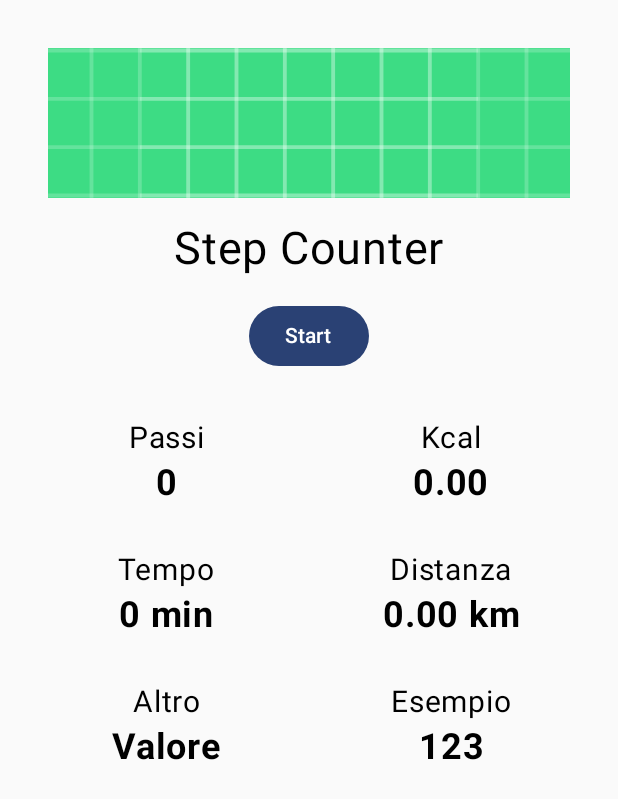
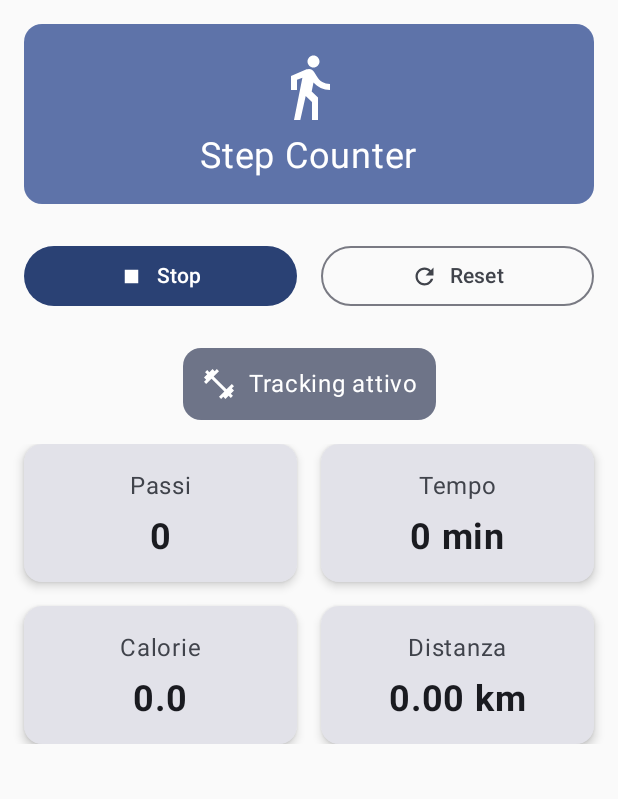
Before and after one commit to FabboCassa/StepCounter, an Android app built with Jetpack Compose: the screen it shows after launch (MainActivity), after a tap on "Start", on a phone screen of 412 x 824 dp. Shown: the top 799 px of the screen. Run offline under Robolectric (Android 15) with nearby library versions, the phone set to English and light mode, and no system bars.

Commit message:
Try new implementation, not working

```diff
--- a/app/build.gradle.kts
+++ b/app/build.gradle.kts
@@ -56,6 +56,7 @@ dependencies {
     androidTestImplementation(libs.androidx.ui.test.junit4)
     debugImplementation(libs.androidx.ui.tooling)
     debugImplementation(libs.androidx.ui.test.manifest)
+    implementation(libs.androidx.material.icons.extended)
 
 
 }
--- a/app/src/main/java/com/app/stepcounter/MainActivity.kt
+++ b/app/src/main/java/com/app/stepcounter/MainActivity.kt
@@ -45,34 +45,53 @@ import androidx.compose.ui.text.font.FontWeight
 import androidx.compose.ui.tooling.preview.Preview
 import androidx.compose.ui.unit.dp
 import androidx.compose.ui.unit.sp
+import androidx.core.content.ContextCompat
 import androidx.core.content.ContextCompat.checkSelfPermission
 import androidx.core.content.res.ResourcesCompat
-import com.app.stepcounter.com.app.stepcounter.StepService
+import com.app.stepcounter.data.local.StepPreferences
+import com.app.stepcounter.data.service.StepService
+import com.app.stepcounter.presentation.ui.home.StepHomeScreen
+import com.app.stepcounter.presentation.viewmodel.StepCountViewModel
 import com.app.stepcounter.ui.theme.StepCounterTheme
 import java.math.BigDecimal
 import java.math.RoundingMode
-import kotlin.concurrent.timer
-import kotlin.math.round
-
+import kotlin.getValue
 
 class MainActivity : ComponentActivity() {
 
     private val viewModel: StepCountViewModel by viewModels()
+
+    // Istanza globale per il service
+    private lateinit var stepPreferences: StepPreferences
 
     override fun onCreate(savedInstanceState: Bundle?) {
         super.onCreate(savedInstanceState)
         enableEdgeToEdge()
         requestPermissionsIfNeeded()
 
+        stepPreferences = StepPreferences(this)
+
         setContent {
-            val stepCount by viewModel.steps.collectAsState()
-            val timeInMinutes by viewModel.time.collectAsState() // Aggiungi questo
+            val stepData by viewModel.stepData.collectAsState()
+            val uiState by viewModel.uiState.collectAsState()
 
             StepCounterTheme {
                 StepHomeScreen(
-                    stepCount = stepCount,
-                    timeInMinutes = timeInMinutes, // Passa il tempo
-                    onStartClick = { startStepService() }
+                    stepData = stepData,
+                    uiState = uiState,
+                    onStartClick = {
+                        startStepService()
+                        viewModel.startTracking()
+                    },
+                    onStopClick = {
+                        stopStepService()
+                        viewModel.stopTracking()
+                    },
+                    onResetClick = {
+                        stopStepService()
+                        viewModel.resetData()
+                    },
+                    onErrorDismiss = { viewModel.clearError() }
                 )
             }
         }
@@ -87,11 +106,16 @@ class MainActivity : ComponentActivity() {
         }
     }
 
+    private fun stopStepService() {
+        val intent = Intent(this, StepService::class.java)
+        stopService(intent)
+    }
+
     private fun requestPermissionsIfNeeded() {
         if (Build.VERSION.SDK_INT >= Build.VERSION_CODES.Q) {
             val permissionsToRequest = mutableListOf<String>()
 
-            if (checkSelfPermission(
+            if (ContextCompat.checkSelfPermission(
                     this,
                     android.Manifest.permission.ACTIVITY_RECOGNITION
                 ) != PackageManager.PERMISSION_GRANTED
@@ -100,7 +124,7 @@ class MainActivity : ComponentActivity() {
             }
 
             if (Build.VERSION.SDK_INT >= Build.VERSION_CODES.UPSIDE_DOWN_CAKE) {
-                if (checkSelfPermission(
+                if (ContextCompat.checkSelfPermission(
                         this,
                         android.Manifest.permission.FOREGROUND_SERVICE_HEALTH
                     ) != PackageManager.PERMISSION_GRANTED
@@ -110,96 +134,8 @@ class MainActivity : ComponentActivity() {
             }
 
             if (permissionsToRequest.isNotEmpty()) {
-                requestPermissions(permissionsToRequest.toTypedArray(), 0)
+                requestPermissions(permissionsToRequest.toTypedArray(), 1001)
             }
         }
     }
 }
-
-
-@Composable
-fun StepHomeScreen(
-    stepCount: Int,
-    timeInMinutes: Int, // Aggiungi questo parametro
-    onStartClick: () -> Unit
-) {
-    val stepStats = listOf(
-        StepStat("Passi", "$stepCount"),
-        StepStat("Kcal", BigDecimal(stepCount*0.04).setScale(2, RoundingMode.HALF_EVEN).toString()),
-        StepStat("Tempo", "$timeInMinutes min"), // Usa il tempo reale
-        StepStat("Distanza", "${BigDecimal(stepCount*0.0008).setScale(2, RoundingMode.HALF_EVEN)} km"), // Calcolo più realistico
-        StepStat("Altro", "Valore"),
-        StepStat("Esempio", "123")
-    )
-
-    Column(
-        modifier = Modifier
-            .fillMaxSize()
-            .padding(16.dp)
-            .verticalScroll(rememberScrollState()),
-        horizontalAlignment = Alignment.CenterHorizontally
-    ) {
-        Card(
-            modifier = Modifier
-                .padding(16.dp)
-                .fillMaxWidth()
-                .height(100.dp),
-            shape = RectangleShape
-        ) {
-            Image(
-                painter = painterResource(R.drawable.ic_launcher_background),
-                contentDescription = "Step Counter",
-                contentScale = ContentScale.Crop,
-                modifier = Modifier.fillMaxSize()
-            )
-        }
-
-        Text(text = "Step Counter", fontSize = 30.sp)
-        Spacer(Modifier.height(16.dp))
-
-        Button(onClick = onStartClick) {
-            Text(text = "Start")
-        }
-
-        Spacer(Modifier.height(16.dp))
-
-        LazyVerticalGrid(
-            columns = GridCells.Fixed(2),
-            modifier = Modifier
-                .fillMaxWidth()
-                .heightIn(max = 400.dp),
-            contentPadding = PaddingValues(8.dp),
-            verticalArrangement = Arrangement.spacedBy(16.dp),
-            horizontalArrangement = Arrangement.spacedBy(16.dp)
-        ) {
-            items(stepStats) { stat ->
-                Column(
-                    modifier = Modifier
-                        .fillMaxWidth()
-                        .padding(8.dp),
-                    horizontalAlignment = Alignment.CenterHorizontally
-                ) {
-                    Text(stat.label, fontSize = 20.sp)
-                    Spacer(Modifier.height(4.dp))
-                    Text(stat.value, fontSize = 24.sp, fontWeight = FontWeight.Bold)
-                }
-            }
-        }
-    }
-}
-
-data class StepStat(val label: String, val value: String)
-
-
-
-@Preview(showBackground = true)
-@Composable
-fun StepHomeScreenPreview() {
-    StepCounterTheme {
-        StepHomeScreen(
-            stepCount = 100,
-            timeInMinutes = 3,
-            onStartClick = {
-            })
-    }
-}
--- a/app/src/main/java/com/app/stepcounter/StepCountViewModel.kt
+++ /dev/null
@@ -1,37 +0,0 @@
-
-package com.app.stepcounter
-
-import android.app.Application
-import android.content.Context
-import android.content.SharedPreferences
-import androidx.lifecycle.AndroidViewModel
-import kotlinx.coroutines.flow.MutableStateFlow
-import kotlinx.coroutines.flow.StateFlow
-
-class StepCountViewModel(application: Application) : AndroidViewModel(application) {
-
-    private val prefs = application.getSharedPreferences("prefs", Context.MODE_PRIVATE)
-
-    private val _steps = MutableStateFlow(prefs.getInt("steps", 0))
-    private val _time = MutableStateFlow(prefs.getInt("time", 0))
-    val steps: StateFlow<Int> = _steps
-    val time: StateFlow<Int> = _time
-
-    private val prefsListener = SharedPreferences.OnSharedPreferenceChangeListener { sp, key ->
-        if (key == "steps") {
-            _steps.value = sp.getInt(key, 0)
-        }
-        if (key == "time") {
-            _time.value = sp.getInt(key, 0)
-        }
-    }
-
-    init {
-        prefs.registerOnSharedPreferenceChangeListener(prefsListener)
-    }
-
-    override fun onCleared() {
-        super.onCleared()
-        prefs.unregisterOnSharedPreferenceChangeListener(prefsListener)
-    }
-}
--- /dev/null
+++ b/app/src/main/java/com/app/stepcounter/data/local/StepDatabase.kt
@@ -0,0 +1,4 @@
+package com.app.stepcounter.data.local
+
+class StepDatabase {
+}
--- /dev/null
+++ b/app/src/main/java/com/app/stepcounter/data/local/StepPreferences.kt
@@ -0,0 +1,65 @@
+package com.app.stepcounter.data.local
+
+import android.content.Context
+import android.content.SharedPreferences
+import com.app.stepcounter.domain.model.StepData
+import kotlinx.coroutines.flow.Flow
+import kotlinx.coroutines.flow.MutableStateFlow
+import kotlinx.coroutines.flow.asStateFlow
+
+class StepPreferences(context: Context) {
+    private val prefs = context.getSharedPreferences("step_prefs", Context.MODE_PRIVATE)
+
+    private val _stepData = MutableStateFlow(
+        StepData(
+            steps = prefs.getInt("steps", 0),
+            timeInMinutes = prefs.getInt("time", 0),
+            isTracking = prefs.getBoolean("is_tracking", false)
+        )
+    )
+
+    val stepData: Flow<StepData> = _stepData.asStateFlow()
+
+    private val prefsListener = SharedPreferences.OnSharedPreferenceChangeListener { _, key ->
+        when (key) {
+            "steps", "time", "is_tracking" -> {
+                _stepData.value = StepData(
+                    steps = prefs.getInt("steps", 0),
+                    timeInMinutes = prefs.getInt("time", 0),
+                    isTracking = prefs.getBoolean("is_tracking", false)
+                )
+            }
+        }
+    }
+
+    init {
+        prefs.registerOnSharedPreferenceChangeListener(prefsListener)
+    }
+
+    fun updateSteps(steps: Int) {
+        prefs.edit().putInt("steps", steps).apply()
+    }
+
+    fun updateTime(timeInMinutes: Int) {
+        prefs.edit().putInt("time", timeInMinutes).apply()
+    }
+
+    fun setTracking(isTracking: Boolean) {
+        prefs.edit().putBoolean("is_tracking", isTracking).apply()
+    }
+
+    fun getStartTime(): Long = prefs.getLong("start_time", 0L)
+
+    fun setStartTime(time: Long) {
+        prefs.edit().putLong("start_time", time).apply()
+    }
+
+    fun reset() {
+        prefs.edit()
+            .putInt("steps", 0)
+            .putInt("time", 0)
+            .putBoolean("is_tracking", false)
+            .remove("start_time")
+            .apply()
+    }
+}
--- /dev/null
+++ b/app/src/main/java/com/app/stepcounter/data/repository/StepRepositoryImpl.kt
@@ -0,0 +1,36 @@
+package com.app.stepcounter.data.repository
+
+import com.app.stepcounter.data.local.StepPreferences
+import com.app.stepcounter.domain.repository.StepRepository
+import com.app.stepcounter.domain.model.StepData
+import kotlinx.coroutines.flow.Flow
+
+class StepRepositoryImpl(
+    private val stepPreferences: StepPreferences
+) : StepRepository {
+
+    override fun getStepData(): Flow<StepData> = stepPreferences.stepData
+
+    override suspend fun updateSteps(steps: Int) {
+        stepPreferences.updateSteps(steps)
+    }
+
+    override suspend fun updateTime(timeInMinutes: Int) {
+        stepPreferences.updateTime(timeInMinutes)
+    }
+
+    override suspend fun startTracking() {
+        stepPreferences.setTracking(true)
+        if (stepPreferences.getStartTime() == 0L) {
+            stepPreferences.setStartTime(System.currentTimeMillis())
+        }
+    }
+
+    override suspend fun stopTracking() {
+        stepPreferences.setTracking(false)
+    }
+
+    override suspend fun resetData() {
+        stepPreferences.reset()
+    }
+}
--- /dev/null
+++ b/app/src/main/java/com/app/stepcounter/di/AppModule.kt
@@ -0,0 +1,4 @@
+package com.app.stepcounter.di
+
+class AppModule {
+}
--- /dev/null
+++ b/app/src/main/java/com/app/stepcounter/domain/model/StepData.kt
@@ -0,0 +1,15 @@
+package com.app.stepcounter.domain.model
+
+data class StepData(
+    val steps: Int = 0,
+    val timeInMinutes: Int = 0,
+    val calories: Double = 0.0,
+    val distance: Double = 0.0,
+    val isTracking: Boolean = false
+) {
+    val caloriesBurned: Double
+        get() = steps * 0.04
+
+    val distanceKm: Double
+        get() = steps * 0.0008
+}
--- /dev/null
+++ b/app/src/main/java/com/app/stepcounter/domain/repository/StepRepository.kt
@@ -0,0 +1,13 @@
+package com.app.stepcounter.domain.repository
+
+import com.app.stepcounter.domain.model.StepData
+import kotlinx.coroutines.flow.Flow
+
+interface StepRepository {
+    fun getStepData(): Flow<StepData>
+    suspend fun updateSteps(steps: Int)
+    suspend fun updateTime(timeInMinutes: Int)
+    suspend fun startTracking()
+    suspend fun stopTracking()
+    suspend fun resetData()
+}
--- /dev/null
+++ b/app/src/main/java/com/app/stepcounter/domain/usecase/GetStepDataUseCase.kt
@@ -0,0 +1,4 @@
+package com.app.stepcounter.domain.usecase
+
+class GetStepDataUseCase {
+}
--- /dev/null
+++ b/app/src/main/java/com/app/stepcounter/domain/usecase/StartTrackingUseCase.kt
@@ -0,0 +1,4 @@
+package com.app.stepcounter.domain.usecase
+
+class StartTrackingUseCase {
+}
--- /dev/null
+++ b/app/src/main/java/com/app/stepcounter/domain/usecase/StopTrackingUseCase.kt
@@ -0,0 +1,4 @@
+package com.app.stepcounter.domain.usecase
+
+class StopTrackingUseCase {
+}
--- /dev/null
+++ b/app/src/main/java/com/app/stepcounter/presentation/ui/components/StepStatCard.kt
@@ -0,0 +1,42 @@
+package com.app.stepcounter.presentation.ui.components
+
+import androidx.compose.foundation.layout.*
+import androidx.compose.material3.*
+import androidx.compose.runtime.Composable
+import androidx.compose.ui.Alignment
+import androidx.compose.ui.Modifier
+import androidx.compose.ui.text.font.FontWeight
+import androidx.compose.ui.unit.dp
+import androidx.compose.ui.unit.sp
+
+@Composable
+fun StepStatCard(
+    label: String,
+    value: String,
+    modifier: Modifier = Modifier
+) {
+    Card(
+        modifier = modifier.fillMaxWidth(),
+        elevation = CardDefaults.cardElevation(defaultElevation = 4.dp)
+    ) {
+        Column(
+            modifier = Modifier
+                .fillMaxWidth()
+                .padding(16.dp),
+            horizontalAlignment = Alignment.CenterHorizontally
+        ) {
+            Text(
+                text = label,
+                fontSize = 16.sp,
+                color = MaterialTheme.colorScheme.onSurfaceVariant
+            )
+            Spacer(modifier = Modifier.height(8.dp))
+            Text(
+                text = value,
+                fontSize = 24.sp,
+                fontWeight = FontWeight.Bold,
+                color = MaterialTheme.colorScheme.onSurface
+            )
+        }
+    }
+}
--- /dev/null
+++ b/app/src/main/java/com/app/stepcounter/presentation/ui/home/StepHomeScreen.kt
@@ -0,0 +1,179 @@
+package com.app.stepcounter.presentation.ui.home
+
+import androidx.compose.foundation.layout.*
+import androidx.compose.foundation.lazy.grid.*
+import androidx.compose.foundation.rememberScrollState
+import androidx.compose.foundation.verticalScroll
+import androidx.compose.material.icons.Icons
+import androidx.compose.material.icons.automirrored.filled.DirectionsWalk
+import androidx.compose.material.icons.filled.*
+import androidx.compose.material3.*
+import androidx.compose.runtime.*
+import androidx.compose.ui.Alignment
+import androidx.compose.ui.Modifier
+import androidx.compose.ui.unit.dp
+import androidx.compose.ui.unit.sp
+import com.app.stepcounter.domain.model.StepData
+import com.app.stepcounter.presentation.ui.components.StepStatCard
+import com.app.stepcounter.presentation.viewmodel.StepUiState
+import java.math.BigDecimal
+import java.math.RoundingMode
+
+@OptIn(ExperimentalMaterial3Api::class)
+@Composable
+fun StepHomeScreen(
+    stepData: StepData,
+    uiState: StepUiState,
+    onStartClick: () -> Unit,
+    onStopClick: () -> Unit,
+    onResetClick: () -> Unit,
+    onErrorDismiss: () -> Unit
+) {
+    // Mostra errori se presenti
+    uiState.errorMessage?.let { error ->
+        LaunchedEffect(error) {
+            // Potresti mostrare uno Snackbar qui
+        }
+    }
+
+    Column(
+        modifier = Modifier
+            .fillMaxSize()
+            .padding(16.dp)
+            .verticalScroll(rememberScrollState()),
+        horizontalAlignment = Alignment.CenterHorizontally
+    ) {
+        // Header
+        Card(
+            modifier = Modifier
+                .fillMaxWidth()
+                .height(120.dp),
+            colors = CardDefaults.cardColors(
+                containerColor = MaterialTheme.colorScheme.primaryContainer
+            )
+        ) {
+            Box(
+                modifier = Modifier.fillMaxSize(),
+                contentAlignment = Alignment.Center
+            ) {
+                Column(horizontalAlignment = Alignment.CenterHorizontally) {
+                    Icon(
+                        imageVector = Icons.AutoMirrored.Filled.DirectionsWalk,
+                        contentDescription = null,
+                        modifier = Modifier.size(48.dp),
+                        tint = MaterialTheme.colorScheme.onPrimaryContainer
+                    )
+                    Spacer(modifier = Modifier.height(8.dp))
+                    Text(
+                        text = "Step Counter",
+                        fontSize = 24.sp,
+                        color = MaterialTheme.colorScheme.onPrimaryContainer
+                    )
+                }
+            }
+        }
+
+        Spacer(modifier = Modifier.height(24.dp))
+
+        // Controlli
+        Row(
+            horizontalArrangement = Arrangement.spacedBy(16.dp)
+        ) {
+            Button(
+                onClick = if (stepData.isTracking) onStopClick else onStartClick,
+                enabled = !uiState.isLoading,
+                modifier = Modifier.weight(1f)
+            ) {
+                if (uiState.isLoading) {
+                    CircularProgressIndicator(
+                        modifier = Modifier.size(16.dp),
+                        strokeWidth = 2.dp
+                    )
+                } else {
+                    Icon(
+                        imageVector = if (stepData.isTracking) Icons.Default.Stop else Icons.Default.PlayArrow,
+                        contentDescription = null,
+                        modifier = Modifier.size(18.dp)
+                    )
+                    Spacer(modifier = Modifier.width(8.dp))
+                    Text(if (stepData.isTracking) "Stop" else "Start")
+                }
+            }
+
+            OutlinedButton(
+                onClick = onResetClick,
+                modifier = Modifier.weight(1f)
+            ) {
+                Icon(
+                    imageVector = Icons.Default.Refresh,
+                    contentDescription = null,
+                    modifier = Modifier.size(18.dp)
+                )
+                Spacer(modifier = Modifier.width(8.dp))
+                Text("Reset")
+            }
+        }
+
+        Spacer(modifier = Modifier.height(24.dp))
+
+        // Status indicator
+        if (stepData.isTracking) {
+            Card(
+                colors = CardDefaults.cardColors(
+                    containerColor = MaterialTheme.colorScheme.secondaryContainer
+                )
+            ) {
+                Row(
+                    modifier = Modifier.padding(12.dp),
+                    verticalAlignment = Alignment.CenterVertically
+                ) {
+                    Icon(
+                        imageVector = Icons.Default.FitnessCenter,
+                        contentDescription = null,
+                        tint = MaterialTheme.colorScheme.onSecondaryContainer
+                    )
+                    Spacer(modifier = Modifier.width(8.dp))
+                    Text(
+                        text = "Tracking attivo",
+                        color = MaterialTheme.colorScheme.onSecondaryContainer
+                    )
+                }
+            }
+            Spacer(modifier = Modifier.height(16.dp))
+        }
+
+        // Stats grid
+        LazyVerticalGrid(
+            columns = GridCells.Fixed(2),
+            modifier = Modifier.heightIn(max = 400.dp),
+            contentPadding = PaddingValues(0.dp),
+            verticalArrangement = Arrangement.spacedBy(16.dp),
+            horizontalArrangement = Arrangement.spacedBy(16.dp)
+        ) {
+            item {
+                StepStatCard(
+                    label = "Passi",
+                    value = "${stepData.steps}"
+                )
+            }
+            item {
+                StepStatCard(
+                    label = "Tempo",
+                    value = "${stepData.timeInMinutes} min"
+                )
+            }
+            item {
+                StepStatCard(
+                    label = "Calorie",
+                    value = "${BigDecimal(stepData.caloriesBurned).setScale(1, RoundingMode.HALF_EVEN)}"
+                )
+            }
+            item {
+                StepStatCard(
+                    label = "Distanza",
+                    value = "${BigDecimal(stepData.distanceKm).setScale(2, RoundingMode.HALF_EVEN)} km"
+                )
+            }
+        }
+    }
+}
--- /dev/null
+++ b/app/src/main/java/com/app/stepcounter/presentation/ui/theme/Theme.kt
@@ -0,0 +1,4 @@
+package com.app.stepcounter.presentation.ui.theme
+
+class Theme {
+}
--- /dev/null
+++ b/app/src/main/java/com/app/stepcounter/presentation/viewmodel/StepCountViewModel.kt
@@ -0,0 +1,72 @@
+package com.app.stepcounter.presentation.viewmodel
+
+import android.app.Application
+import androidx.lifecycle.AndroidViewModel
+import androidx.lifecycle.viewModelScope
+import com.app.stepcounter.data.local.StepPreferences
+import com.app.stepcounter.data.repository.StepRepositoryImpl
+import com.app.stepcounter.domain.model.StepData
+import com.app.stepcounter.domain.repository.StepRepository
+import kotlinx.coroutines.flow.*
+import kotlinx.coroutines.launch
+
+class StepCountViewModel(application: Application) : AndroidViewModel(application) {
+
+    // Inizializzazione manuale delle dipendenze
+    private val stepPreferences = StepPreferences(application)
+    private val repository: StepRepository = StepRepositoryImpl(stepPreferences)
+
+    val stepData: StateFlow<StepData> = repository.getStepData()
+        .stateIn(
+            scope = viewModelScope,
+            started = SharingStarted.WhileSubscribed(5000),
+            initialValue = StepData()
+        )
+
+    private val _uiState = MutableStateFlow(StepUiState())
+    val uiState: StateFlow<StepUiState> = _uiState.asStateFlow()
+
+    fun startTracking() {
+        viewModelScope.launch {
+            try {
+                _uiState.value = _uiState.value.copy(isLoading = true)
+                repository.startTracking()
+                _uiState.value = _uiState.value.copy(isLoading = false)
+            } catch (e: Exception) {
+                _uiState.value = _uiState.value.copy(
+                    isLoading = false,
+                    errorMessage = e.message
+                )
+            }
+        }
+    }
+
+    fun stopTracking() {
+        viewModelScope.launch {
+            try {
+                repository.stopTracking()
+            } catch (e: Exception) {
+                _uiState.value = _uiState.value.copy(errorMessage = e.message)
+            }
+        }
+    }
+
+    fun resetData() {
+        viewModelScope.launch {
+            try {
+                repository.resetData()
+            } catch (e: Exception) {
+                _uiState.value = _uiState.value.copy(errorMessage = e.message)
+            }
+        }
+    }
+
+    fun clearError() {
+        _uiState.value = _uiState.value.copy(errorMessage = null)
+    }
+}
+
+data class StepUiState(
+    val isLoading: Boolean = false,
+    val errorMessage: String? = null
+)
--- a/gradle/libs.versions.toml
+++ b/gradle/libs.versions.toml
@@ -12,6 +12,7 @@ composeBom = "2024.09.00"
 lifecycleRuntimeKtxVersion = "2.7.0"
 localbroadcastmanager = "1.1.0"
 material = "1.8.3"
+materialIconsExtended = "1.7.8"
 okhttp = "5.1.0"
 ui = "1.8.3"
 firebasePerfKtx = "22.0.0"
@@ -22,6 +23,7 @@ androidx-core-ktx = { group = "androidx.core", name = "core-ktx", version.ref =
 androidx-lifecycle-runtime-ktx-v270 = { module = "androidx.lifecycle:lifecycle-runtime-ktx", version.ref = "lifecycleRuntimeKtxVersion" }
 androidx-localbroadcastmanager = { module = "androidx.localbroadcastmanager:localbroadcastmanager", version.ref = "localbroadcastmanager" }
 androidx-material = { module = "androidx.compose.material:material", version.ref = "material" }
+androidx-material-icons-extended = { module = "androidx.compose.material:material-icons-extended", version.ref = "materialIconsExtended" }
 junit = { group = "junit", name = "junit", version.ref = "junit" }
 androidx-junit = { group = "androidx.test.ext", name = "junit", version.ref = "junitVersion" }
 androidx-espresso-core = { group = "androidx.test.espresso", name = "espresso-core", version.ref = "espressoCore" }
```
Also changed, not shown: app/src/main/java/com/app/stepcounter/data/service/StepService.kt (renamed from app/src/main/java/com/app/stepcounter/StepService.kt, +12 -30 lines).
